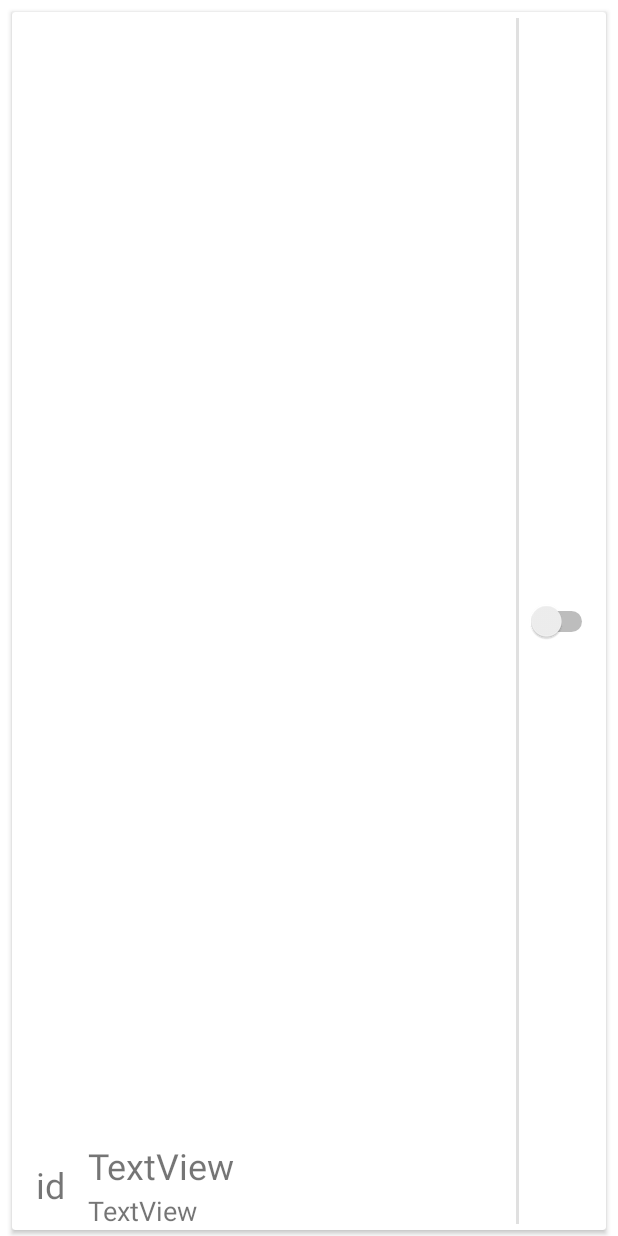
After one commit to captainGithubAccount/module_words, an Android app: the layout word_item_content.xml on its own in the app's theme, with its tools: preview values and no code run, on a phone screen of 412 x 824 dp. The commit adds this screen. Run offline under Robolectric (Android 15) with nearby library versions, the phone set to English and light mode, and no system bars.

Commit message:
修改为卡片式布局

```diff
--- a/app/src/main/java/com/lwj_template/moudle_word/AddFragment.kt
+++ b/app/src/main/java/com/lwj_template/moudle_word/AddFragment.kt
@@ -1,9 +1,7 @@
 package com.lwj_template.moudle_word
 
 import android.content.Context
-import android.content.res.ColorStateList
 import android.os.Bundle
-import android.os.IBinder
 import android.text.Editable
 import android.text.TextWatcher
 import androidx.fragment.app.Fragment
@@ -12,12 +10,10 @@ import android.view.View
 import android.view.ViewGroup
 import android.view.inputmethod.InputMethodManager
 import android.widget.EditText
-import android.widget.Toast
-import androidx.core.content.ContextCompat.getSystemService
-import androidx.core.widget.addTextChangedListener
 import androidx.databinding.DataBindingUtil
+import androidx.fragment.app.viewModels
+import androidx.navigation.fragment.findNavController
 import com.google.android.material.floatingactionbutton.FloatingActionButton
-import com.google.android.play.core.splitinstall.d
 import com.lwj_template.moudle_word.databinding.FragmentAddBinding
 
 
@@ -35,6 +31,10 @@ class AddFragment : Fragment() {
     lateinit var edEnglish: EditText
 
     lateinit var edChinese: EditText
+    private val wordViewModel: WordViewModel by viewModels<WordViewModel>{
+        WordViewModelFactory((activity?.application as WordsApplication).repository)
+    }
+
 
 
     override fun onCreateView(inflater: LayoutInflater, container: ViewGroup?,
@@ -68,9 +68,15 @@ class AddFragment : Fragment() {
     private fun initEvent() {
         //        floatActionButtonAdd.setOnClickListener({view -> Toast.makeText(getActivity(), "no", Toast.LENGTH_SHORT)})
 
-        //j进来禁止使用提交按钮, 直到用户输入了英文和中文才可以使用提交按钮
+        //进来禁止使用提交按钮, 直到用户输入了英文和中文才可以使用提交按钮
         floatActionButtonAdd?.run{
             isEnabled = false
+            setOnClickListener { view ->
+                val english = edEnglish.text.toString().trim()
+                val chinese = edChinese.text.toString().trim()
+                wordViewModel.insertWords(WordEntity( 18,english, chinese))
+                findNavController().navigate(R.id.wordFragment)
+            }
         }
 
         //editText控件获取焦点
--- a/app/src/main/java/com/lwj_template/moudle_word/AppDataBase.kt
+++ b/app/src/main/java/com/lwj_template/moudle_word/AppDatabase.kt
@@ -1,8 +1,6 @@
 package com.lwj_template.moudle_word
 
-import android.app.Application
 import android.content.Context
-import androidx.compose.ui.text.android.animation.SegmentType
 import androidx.room.Database
 import androidx.room.Room
 import androidx.room.RoomDatabase
@@ -61,7 +59,7 @@ abstract class AppDatabase : RoomDatabase(){
 
 
             for(i in 0..10){
-                var word = WordEntity(i, "hello", "你好", false)
+                var word = WordEntity( i,"hello", "你好")
                 wordDao.insertWord(word)
             }
         }
--- a/app/src/main/java/com/lwj_template/moudle_word/WordAdapter.kt
+++ b/app/src/main/java/com/lwj_template/moudle_word/WordAdapter.kt
@@ -9,12 +9,13 @@ import androidx.databinding.DataBindingUtil
 import androidx.recyclerview.widget.DiffUtil
 import androidx.recyclerview.widget.ListAdapter
 import androidx.recyclerview.widget.RecyclerView
-import com.lwj_template.moudle_word.databinding.WordItemBinding
+
+import com.lwj_template.moudle_word.databinding.WordItemContentBinding
 
 
 class WordAdapter: ListAdapter<WordEntity, WordAdapter.WordViewHolder>(DIFF_CALLBACK) {
 
-    class WordViewHolder(binding: WordItemBinding) : RecyclerView.ViewHolder(binding.root) {
+    class WordViewHolder(binding: WordItemContentBinding) : RecyclerView.ViewHolder(binding.root) {
         val tvId: TextView
         val tvEnglish: TextView
         val tvChinese: TextView
@@ -50,7 +51,7 @@ class WordAdapter: ListAdapter<WordEntity, WordAdapter.WordViewHolder>(DIFF_CALL
 
     override fun onCreateViewHolder(parent: ViewGroup, viewType: Int): WordViewHolder {
         val inflater: LayoutInflater = LayoutInflater.from(parent.context)
-        val binding:WordItemBinding  = DataBindingUtil.inflate(inflater, R.layout.word_item, parent, false)
+        val binding:WordItemContentBinding  = DataBindingUtil.inflate(inflater, R.layout.word_item_content, parent, false)
         return WordViewHolder(binding)
     }
 
--- a/app/src/main/java/com/lwj_template/moudle_word/WordDao.kt
+++ b/app/src/main/java/com/lwj_template/moudle_word/WordDao.kt
@@ -18,11 +18,11 @@ interface WordDao {
     suspend fun deleteWord(vararg word: WordEntity)
 
 //    加载到recyclerview时候显示的数据,同时也被用来观察数据库的变化, LieveData数据已经实现了异步,所以不需要重复开辟线程进行获取操作
-    @Query("SELECT * FROM words ORDER BY id ASC")
+    @Query("SELECT * FROM words ORDER BY english ASC")
     fun getAll(): LiveData<List<WordEntity>>
 
 //    搜索查询返回的数据
-    @Query("SELECT * FROM words WHERE english LIKE :search ORDER BY id ASC")
+    @Query("SELECT * FROM words WHERE english LIKE :search ORDER BY english ASC")
     fun getWordsBySearch(search: String): LiveData<List<WordEntity>>
 
 
--- a/app/src/main/java/com/lwj_template/moudle_word/WordEntity.kt
+++ b/app/src/main/java/com/lwj_template/moudle_word/WordEntity.kt
@@ -7,7 +7,9 @@ import androidx.room.PrimaryKey
 
 @Entity(tableName = "words")
 data class WordEntity(
-        @PrimaryKey @NonNull val id: Int,
+        @PrimaryKey val id: Int,
+
         @ColumnInfo(name = "english") @NonNull val englishMean: String,
         @ColumnInfo(name = "chinese") @NonNull val chineseMean: String,
-        @ColumnInfo(name = "isHide") @NonNull val isHideChineseMean: Boolean)
+        @ColumnInfo(name = "isHide") @NonNull val isHideChineseMean: Boolean = false,
+        )
--- a/app/src/main/java/com/lwj_template/moudle_word/WordFragment.kt
+++ b/app/src/main/java/com/lwj_template/moudle_word/WordFragment.kt
@@ -25,6 +25,10 @@ class WordFragment : Fragment() {
     lateinit var floatingActionButton: FloatingActionButton
 
     lateinit var wordAdapter: WordAdapter
+    val wordViewModel: WordViewModel by viewModels<WordViewModel> {
+        WordViewModelFactory((activity?.application as WordsApplication).repository)
+    }
+
     override fun onCreateView(
         inflater: LayoutInflater, container: ViewGroup?,
         savedInstanceState: Bundle?
@@ -49,9 +53,7 @@ class WordFragment : Fragment() {
 
     private fun initData() {
         initRecyclerView()
-        val wordViewModel: WordViewModel by viewModels<WordViewModel> {
-            WordViewModelFactory((activity?.application as WordsApplication).repository)
-        }
+
         wordViewModel.allWords?.observe(requireActivity(), Observer {
 
             wordList -> wordList?.run{wordAdapter.submitList(this)}
--- a/app/src/main/java/com/lwj_template/moudle_word/WordViewModel.kt
+++ b/app/src/main/java/com/lwj_template/moudle_word/WordViewModel.kt
@@ -4,6 +4,8 @@ import androidx.annotation.WorkerThread
 import androidx.lifecycle.LiveData
 import androidx.lifecycle.ViewModel
 import androidx.lifecycle.ViewModelProvider
+import androidx.lifecycle.viewModelScope
+import kotlinx.coroutines.launch
 
 class WordViewModel(private val _wordRepository: WordRepository): ViewModel() {
     val allWords:LiveData<List<WordEntity>> by lazy { _wordRepository.allWords }
@@ -15,19 +17,26 @@ class WordViewModel(private val _wordRepository: WordRepository): ViewModel() {
     }
 
     @WorkerThread
-    suspend fun insertWords(vararg wordEntity: WordEntity){
-        _wordRepository.insertWords()
+    fun insertWords(vararg wordEntity: WordEntity){
+        viewModelScope.launch {
+            _wordRepository.insertWords(*wordEntity)
+        }
+
     }
 
     @WorkerThread
-    suspend fun deleteWords(vararg wordEntity: WordEntity){
-        _wordRepository.deleteWords(*wordEntity)
+    fun deleteWords(vararg wordEntity: WordEntity){
+        viewModelScope.launch {
+            _wordRepository.deleteWords(*wordEntity)
+        }
     }
 
     //    清空数据
     @WorkerThread
-    suspend fun deleteAllWords(){
-        _wordRepository.deleteAllWords()
+    fun deleteAllWords(){
+        viewModelScope.launch {
+            _wordRepository.deleteAllWords()
+        }
     }
 
 
--- /dev/null
+++ b/app/src/main/res/layout/word_item_content.xml
@@ -0,0 +1,131 @@
+<?xml version="1.0" encoding="utf-8"?>
+<layout xmlns:android="http://schemas.android.com/apk/res/android"
+    xmlns:app="http://schemas.android.com/apk/res-auto"
+    xmlns:tools="http://schemas.android.com/tools">
+
+    <data>
+
+    </data>
+
+    <LinearLayout
+        android:layout_width="match_parent"
+        android:layout_height="wrap_content">
+
+        <androidx.cardview.widget.CardView
+            android:id="@+id/cv_word_item"
+            android:layout_width="match_parent"
+            android:layout_height="match_parent"
+            android:layout_marginTop="8dp"
+            android:layout_marginStart="8dp"
+            android:layout_marginEnd="8dp"
+            android:layout_marginBottom="4dp">
+
+            <androidx.constraintlayout.widget.ConstraintLayout
+                android:layout_width="match_parent"
+                android:layout_height="match_parent">
+
+                <View
+                    android:id="@+id/divider3"
+                    android:layout_width="2dp"
+                    android:layout_height="match_parent"
+                    android:layout_marginTop="4dp"
+                    android:layout_marginBottom="4dp"
+                    android:background="?android:attr/listDivider"
+                    app:layout_constraintBottom_toBottomOf="parent"
+                    app:layout_constraintEnd_toStartOf="@+id/guideline2"
+                    app:layout_constraintStart_toStartOf="@+id/guideline2"
+                    app:layout_constraintTop_toTopOf="parent" />
+
+                <androidx.constraintlayout.widget.Guideline
+                    android:id="@+id/guideline2"
+                    android:layout_width="wrap_content"
+                    android:layout_height="wrap_content"
+                    android:orientation="vertical"
+                    app:layout_constraintGuide_percent="0.85" />
+
+                <androidx.constraintlayout.widget.ConstraintLayout
+                    android:id="@+id/cl_word_left"
+                    android:layout_width="0dp"
+                    android:layout_height="60dp"
+                    app:layout_constraintBottom_toBottomOf="parent"
+                    app:layout_constraintEnd_toStartOf="@+id/guideline2"
+                    app:layout_constraintHorizontal_bias="0.0"
+                    app:layout_constraintStart_toStartOf="parent"
+                    app:layout_constraintTop_toTopOf="parent"
+                    app:layout_constraintVertical_bias="1.0">
+
+                    <TextView
+                        android:id="@+id/tv_word_chinese"
+                        android:layout_width="wrap_content"
+                        android:layout_height="wrap_content"
+                        android:text="TextView"
+                        android:textSize="18sp"
+                        app:layout_constraintBottom_toBottomOf="parent"
+                        app:layout_constraintStart_toStartOf="@+id/tv_word_english"
+                        app:layout_constraintTop_toBottomOf="@+id/tv_word_english" />
+
+                    <TextView
+                        android:id="@+id/tv_word_english"
+                        android:layout_width="0dp"
+                        android:layout_height="wrap_content"
+                        android:text="TextView"
+                        android:textSize="24sp"
+                        app:layout_constraintBottom_toTopOf="@+id/tv_word_chinese"
+                        app:layout_constraintEnd_toEndOf="parent"
+                        app:layout_constraintHorizontal_bias="0.5"
+                        app:layout_constraintStart_toStartOf="@+id/guideline6"
+                        app:layout_constraintTop_toTopOf="parent" />
+
+                    <TextView
+                        android:id="@+id/tv_word_id"
+                        android:layout_width="0dp"
+                        android:layout_height="0dp"
+                        android:gravity="center"
+                        android:text="id"
+                        android:textSize="24sp"
+                        app:layout_constraintBottom_toBottomOf="parent"
+                        app:layout_constraintEnd_toStartOf="@+id/guideline6"
+                        app:layout_constraintStart_toStartOf="parent"
+                        app:layout_constraintTop_toTopOf="parent" />
+
+                    <androidx.constraintlayout.widget.Guideline
+                        android:id="@+id/guideline6"
+                        android:layout_width="wrap_content"
+                        android:layout_height="wrap_content"
+                        android:orientation="vertical"
+                        app:layout_constraintGuide_percent="0.15" />
+
+                </androidx.constraintlayout.widget.ConstraintLayout>
+
+                <androidx.constraintlayout.widget.ConstraintLayout
+                    android:id="@+id/cl_word_right"
+                    android:layout_width="0dp"
+                    android:layout_height="0dp"
+                    app:layout_constraintBottom_toBottomOf="parent"
+                    app:layout_constraintEnd_toEndOf="parent"
+                    app:layout_constraintStart_toEndOf="@+id/cl_word_left"
+                    app:layout_constraintTop_toTopOf="parent">
+
+                    <Switch
+                        android:id="@+id/switch_word_hide_chinesemean"
+                        android:layout_width="wrap_content"
+                        android:layout_height="0dp"
+                        android:paddingStart="10dp"
+                        android:paddingEnd="5dp"
+                        app:layout_constraintBottom_toBottomOf="parent"
+                        app:layout_constraintEnd_toEndOf="parent"
+                        app:layout_constraintStart_toStartOf="parent"
+                        app:layout_constraintTop_toTopOf="parent" />
+                </androidx.constraintlayout.widget.ConstraintLayout>
+
+                <androidx.constraintlayout.widget.Guideline
+                    android:id="@+id/guideline"
+                    android:layout_width="wrap_content"
+                    android:layout_height="wrap_content"
+                    android:orientation="vertical" />
+            </androidx.constraintlayout.widget.ConstraintLayout>
+
+        </androidx.cardview.widget.CardView>
+
+    </LinearLayout>
+</layout>
```
Also changed, not shown: app/src/main/java/com/lwj_template/moudle_word/WordsApplication.kt (renamed from app/src/main/java/com/lwj_template/moudle_word/WordApplication.kt).
